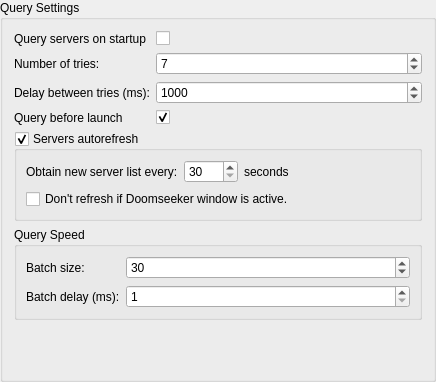
This is src/core/gui/configuration/cfgquery.ui in Destroyerrrocket/doomseeker-unofficial as Qt 5 draws it before an edit. The edited form follows.
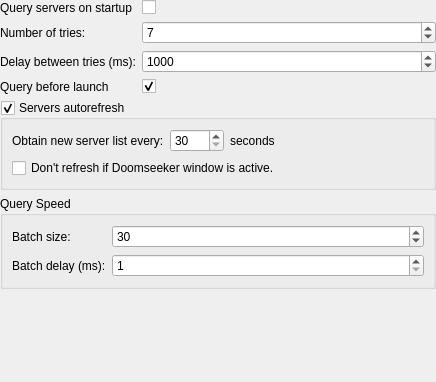
This is the edited form.

Commit message: - All configuration pages are now descendants of QWidget rather than QGroupBox. Configuration dialog is responsible for spawning the groupbox and inserting page within.

```diff
--- a/src/core/gui/configuration/cfgquery.ui
+++ b/src/core/gui/configuration/cfgquery.ui
@@ -1,7 +1,7 @@
 <?xml version="1.0" encoding="UTF-8"?>
 <ui version="4.0">
  <class>CFGQuery</class>
- <widget class="QGroupBox" name="CFGQuery">
+ <widget class="QWidget" name="CFGQuery">
   <property name="geometry">
    <rect>
     <x>0</x>
@@ -10,13 +10,10 @@
     <height>382</height>
    </rect>
   </property>
-  <property name="windowTitle">
-   <string>GroupBox</string>
-  </property>
-  <property name="title">
-   <string>Query Settings</string>
-  </property>
   <layout class="QVBoxLayout" name="verticalLayout">
+   <property name="margin">
+    <number>0</number>
+   </property>
    <item>
     <layout class="QFormLayout" name="formLayout">
      <property name="fieldGrowthPolicy">
```
The commit also changes 29 other files.
